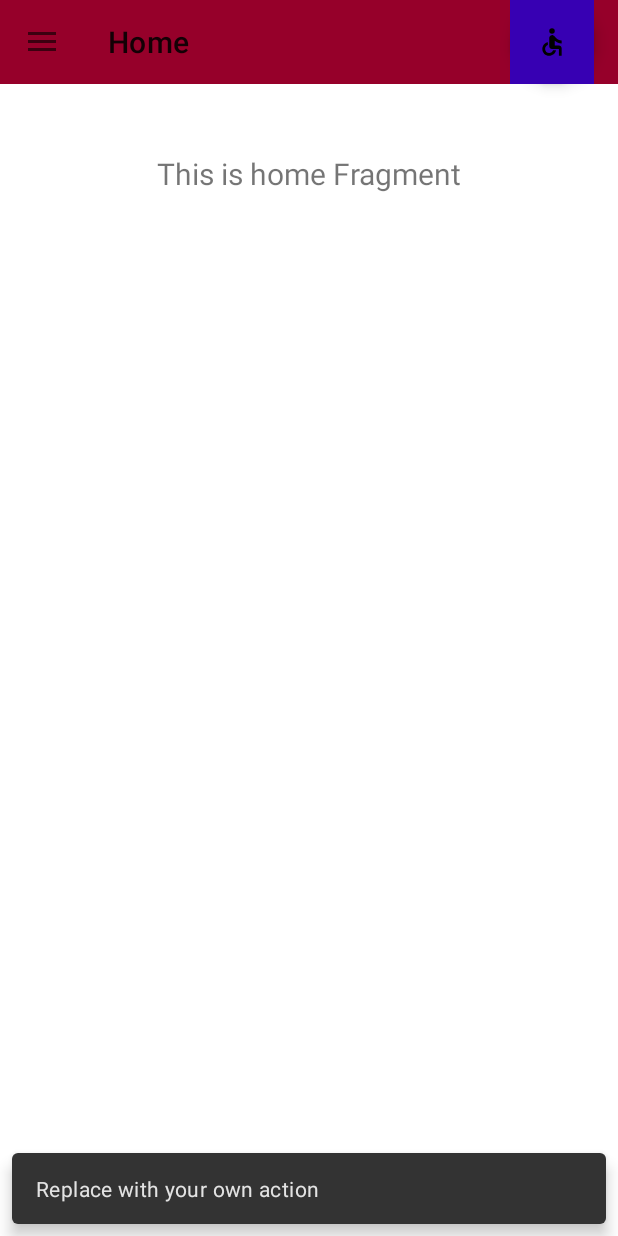
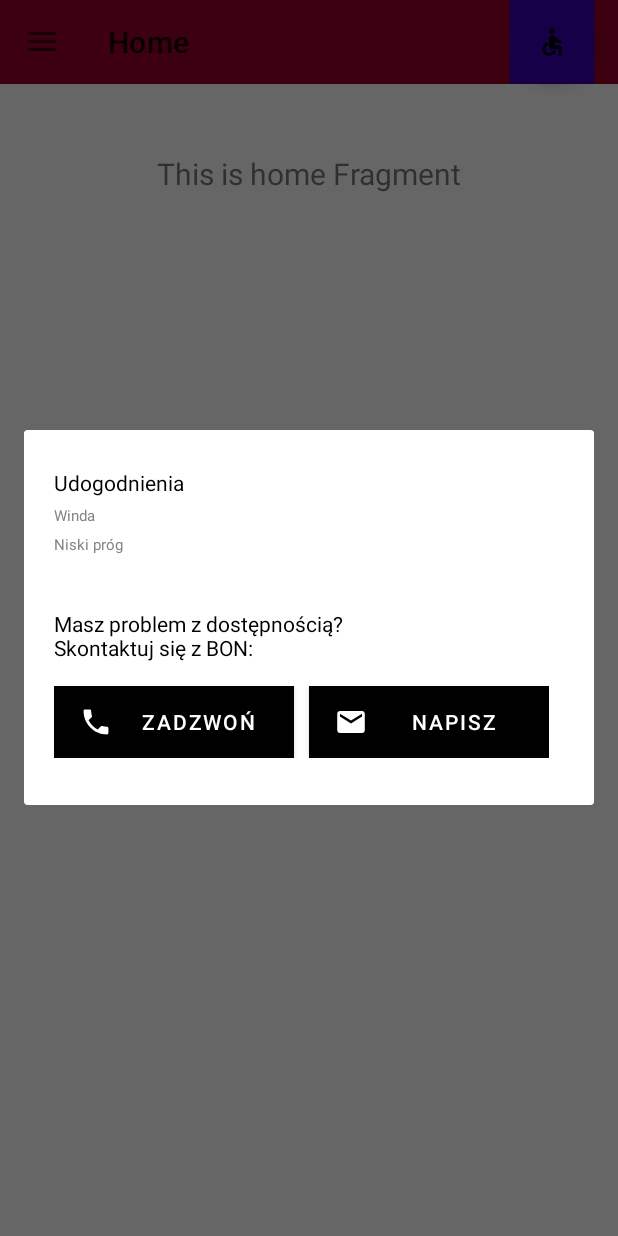
Before and after one commit to krzyssota/MIT_usos, an Android app: the screen it shows after launch (MainActivity), after a tap on an icon or button, on a phone screen of 412 x 824 dp. Run offline under Robolectric (Android 15) with nearby library versions, the phone set to English and light mode, and no system bars; our stand-ins replace navigation-ui.

Commit message:
help popup window

```diff
--- a/app/build.gradle
+++ b/app/build.gradle
@@ -1,6 +1,7 @@
 plugins {
     id 'com.android.application'
     id 'kotlin-android'
+    id 'kotlin-android-extensions'
 }
 
 android {
@@ -47,4 +48,7 @@ dependencies {
     testImplementation 'junit:junit:4.+'
     androidTestImplementation 'androidx.test.ext:junit:1.1.2'
     androidTestImplementation 'androidx.test.espresso:espresso-core:3.3.0'
+    implementation 'androidx.cardview:cardview:1.0.0'
+    implementation 'androidx.constraintlayout:constraintlayout:1.1.3'
+    implementation "androidx.cardview:cardview:1.0.0"
 }
--- a/app/src/main/AndroidManifest.xml
+++ b/app/src/main/AndroidManifest.xml
@@ -1,6 +1,8 @@
 <?xml version="1.0" encoding="utf-8"?>
 <manifest xmlns:android="http://schemas.android.com/apk/res/android"
     package="com.example.mit_usos">
+
+    <uses-permission android:name="android.permission.DIAL_PHONE" />
 
     <application
         android:allowBackup="true"
@@ -9,6 +11,9 @@
         android:roundIcon="@mipmap/ic_launcher_round"
         android:supportsRtl="true"
         android:theme="@style/Theme.MIT_usos">
+        <activity
+            android:name=".HelpPopupWindow"
+            android:exported="false" />
         <activity
             android:name=".MainActivity"
             android:exported="true"
--- a/app/src/main/java/com/example/mit_usos/MainActivity.kt
+++ b/app/src/main/java/com/example/mit_usos/MainActivity.kt
@@ -1,7 +1,17 @@
 package com.example.mit_usos
 
+import android.app.Activity
+import android.app.Dialog
+import android.content.ActivityNotFoundException
+import android.content.Intent
+import android.graphics.Color
+import android.net.Uri
 import android.os.Bundle
 import android.view.Menu
+import android.view.ViewGroup
+import android.view.Window
+import android.widget.Button
+import android.widget.Toast
 import com.google.android.material.snackbar.Snackbar
 import com.google.android.material.navigation.NavigationView
 import androidx.navigation.findNavController
@@ -12,6 +22,7 @@ import androidx.navigation.ui.setupWithNavController
 import androidx.drawerlayout.widget.DrawerLayout
 import androidx.appcompat.app.AppCompatActivity
 import com.example.mit_usos.databinding.ActivityMainBinding
+import kotlinx.android.synthetic.main.help_dialog.*
 
 class MainActivity : AppCompatActivity() {
 
@@ -27,16 +38,22 @@ class MainActivity : AppCompatActivity() {
         setSupportActionBar(binding.appBarMain.toolbar)
 
         binding.appBarMain.fab.setOnClickListener { view ->
-            Snackbar.make(view, "Replace with your own action", Snackbar.LENGTH_LONG)
-                    .setAction("Action", null).show()
+           /* Snackbar.make(view, "Replace with your own action", Snackbar.LENGTH_LONG)
+                .setAction("Action", null).show()*/
+            showDialog(this@MainActivity)
         }
+
+        // CODE FOR SENDING AN EMAIL
+
+
+
         val drawerLayout: DrawerLayout = binding.drawerLayout
         val navView: NavigationView = binding.navView
         val navController = findNavController(R.id.nav_host_fragment_content_main)
         // Passing each menu ID as a set of Ids because each
         // menu should be considered as top level destinations.
         appBarConfiguration = AppBarConfiguration(setOf(
-                R.id.nav_home, R.id.nav_gallery, R.id.nav_slideshow), drawerLayout)
+            R.id.nav_home, R.id.nav_gallery, R.id.nav_slideshow), drawerLayout)
         setupActionBarWithNavController(navController, appBarConfiguration)
         navView.setupWithNavController(navController)
     }
@@ -51,4 +68,57 @@ class MainActivity : AppCompatActivity() {
         val navController = findNavController(R.id.nav_host_fragment_content_main)
         return navController.navigateUp(appBarConfiguration) || super.onSupportNavigateUp()
     }
+
+    fun showDialog(activity: Activity?) {
+        val dialog = Dialog(activity!!)
+        dialog.requestWindowFeature(Window.FEATURE_NO_TITLE)
+        dialog.setCancelable(true)
+        dialog.setContentView(R.layout.help_dialog)
+        //dialog.window!!.setBackgroundDrawable(ColorDrawable(Color.TRANSPARENT))
+        /*val mDialogNo = dialog.findViewById<FrameLayout>(R.id.frmNo)
+        mDialogNo.setOnClickListener {
+            Toast.makeText(
+                ApplicationProvider.getApplicationContext<Context>(),
+                "Cancel",
+                Toast.LENGTH_SHORT
+            ).show()
+            dialog.dismiss()
+        }
+        val mDialogOk = dialog.findViewById<FrameLayout>(R.id.frmOk)
+        mDialogOk.setOnClickListener {
+            Toast.makeText(
+                ApplicationProvider.getApplicationContext<Context>(),
+                "Okay",
+                Toast.LENGTH_SHORT
+            ).show()
+            dialog.cancel()
+        }*/
+        val callButton = dialog.findViewById(R.id.call_button) as Button
+        callButton.setOnClickListener {
+            val number = "225524222"
+            val intent = Intent(Intent.ACTION_DIAL)
+            intent.data = Uri.parse("tel:$number")
+            startActivity(intent)
+        }
+        val mailButton = dialog.findViewById(R.id.mail_button) as Button;
+        mailButton.setOnClickListener {
+          val i = Intent(Intent.ACTION_SEND)
+       i.type = "message/rfc822"
+       i.putExtra(Intent.EXTRA_EMAIL, arrayOf("bon@uw.edu.pl"))
+       i.putExtra(Intent.EXTRA_SUBJECT, "Problem z dostępnościa")
+       try {
+           startActivity(Intent.createChooser(i, "Send mail..."))
+       } catch (ex: ActivityNotFoundException) {
+           Toast.makeText(
+               this@MainActivity,
+               "There are no email clients installed.",
+               Toast.LENGTH_SHORT
+           ).show()
+       }
+        }
+
+        dialog.show()
+        val window: Window? = dialog.getWindow()
+        window?.setLayout(ViewGroup.LayoutParams.MATCH_PARENT, ViewGroup.LayoutParams.WRAP_CONTENT)
+    }
 }
--- /dev/null
+++ b/app/src/main/res/drawable-anydpi/ic_email.xml
@@ -0,0 +1,15 @@
+<vector xmlns:android="http://schemas.android.com/apk/res/android"
+    android:width="24dp"
+    android:height="24dp"
+    android:viewportWidth="24"
+    android:viewportHeight="24"
+    android:tint="#FFFFFF">
+  <group android:scaleX="0.92"
+      android:scaleY="0.92"
+      android:translateX="0.96"
+      android:translateY="0.96">
+    <path
+        android:fillColor="@android:color/white"
+        android:pathData="M20,4L4,4c-1.1,0 -1.99,0.9 -1.99,2L2,18c0,1.1 0.9,2 2,2h16c1.1,0 2,-0.9 2,-2L22,6c0,-1.1 -0.9,-2 -2,-2zM20,8l-8,5 -8,-5L4,6l8,5 8,-5v2z"/>
+  </group>
+</vector>
--- /dev/null
+++ b/app/src/main/res/drawable-anydpi/ic_phone.xml
@@ -0,0 +1,15 @@
+<vector xmlns:android="http://schemas.android.com/apk/res/android"
+    android:width="24dp"
+    android:height="24dp"
+    android:viewportWidth="24"
+    android:viewportHeight="24"
+    android:tint="#FFFFFF">
+  <group android:scaleX="0.92"
+      android:scaleY="0.92"
+      android:translateX="0.96"
+      android:translateY="0.96">
+    <path
+        android:fillColor="@android:color/white"
+        android:pathData="M6.62,10.79c1.44,2.83 3.76,5.14 6.59,6.59l2.2,-2.2c0.27,-0.27 0.67,-0.36 1.02,-0.24 1.12,0.37 2.33,0.57 3.57,0.57 0.55,0 1,0.45 1,1V20c0,0.55 -0.45,1 -1,1 -9.39,0 -17,-7.61 -17,-17 0,-0.55 0.45,-1 1,-1h3.5c0.55,0 1,0.45 1,1 0,1.25 0.2,2.45 0.57,3.57 0.11,0.35 0.03,0.74 -0.25,1.02l-2.2,2.2z"/>
+  </group>
+</vector>
--- /dev/null
+++ b/app/src/main/res/layout/help_dialog.xml
@@ -0,0 +1,82 @@
+<?xml version="1.0" encoding="utf-8"?>
+<FrameLayout xmlns:android="http://schemas.android.com/apk/res/android"
+    xmlns:app="http://schemas.android.com/apk/res-auto"
+    xmlns:tools="http://schemas.android.com/tools"
+    android:layout_width="match_parent"
+    android:layout_height="250dp"
+    android:layout_gravity="center"
+    android:layout_marginLeft="0dp"
+    android:layout_marginRight="0dp"
+    android:gravity="center"
+    android:background="@null">
+
+    <LinearLayout
+        android:layout_width="match_parent"
+        android:layout_height="match_parent"
+        android:layout_marginTop="25dp"
+        android:layout_marginLeft="20dp"
+        android:layout_marginRight="20dp"
+        android:orientation="vertical">
+        <TextView
+            android:layout_width="wrap_content"
+            android:layout_height="wrap_content"
+            android:layout_marginBottom="5dp"
+            android:text="Udogodnienia"
+            android:textColor="@color/black"
+            android:textSize="14sp" />
+
+        <TextView
+            android:layout_width="wrap_content"
+            android:layout_height="wrap_content"
+            android:layout_marginBottom="5dp"
+            android:text="Winda"
+            android:textColor="#838383"
+            android:textSize="10sp" />
+
+        <TextView
+            android:layout_width="wrap_content"
+            android:layout_height="wrap_content"
+            android:layout_marginBottom="36dp"
+            android:text="Niski próg"
+            android:textColor="#838383"
+            android:textSize="10sp" />
+
+        <TextView
+            android:layout_width="wrap_content"
+            android:layout_height="wrap_content"
+            android:layout_marginBottom="16dp"
+            android:text="Masz problem z dostępnością?\nSkontaktuj się z BON:"
+            android:textColor="@color/black"
+            android:textSize="14sp" />
+
+        <LinearLayout
+            android:layout_width="wrap_content"
+            android:layout_height="wrap_content"
+            android:orientation="horizontal">
+
+            <Button
+                android:id="@+id/call_button"
+                android:layout_width="160dp"
+                android:layout_height="wrap_content"
+                android:layout_gravity="end"
+                android:background="#FFEB3B"
+                android:backgroundTint="@null"
+                android:drawableLeft="@drawable/ic_phone"
+                android:text="Zadzwoń"
+                android:layout_marginEnd="10dp"
+                android:visibility="visible" />
+
+            <Button
+                android:id="@+id/mail_button"
+                android:layout_width="160dp"
+                android:layout_height="wrap_content"
+                android:layout_gravity="start"
+                android:background="@color/purple_200"
+                android:backgroundTint="#E91E63"
+                android:backgroundTintMode="screen"
+                android:drawableLeft="@drawable/ic_email"
+                android:text="Napisz"
+                app:iconTint="#4CAF50" />
+        </LinearLayout>
+    </LinearLayout>
+</FrameLayout>
--- a/app/src/main/res/values/themes.xml
+++ b/app/src/main/res/values/themes.xml
@@ -2,7 +2,7 @@
     <!-- Base application theme. -->
     <style name="Theme.MIT_usos" parent="Theme.MaterialComponents.DayNight.DarkActionBar">
         <!-- Primary brand color. -->
-        <item name="colorPrimary">@color/purple_500</item>
+        <item name="colorPrimary">@color/black</item>
         <item name="colorPrimaryVariant">@color/purple_700</item>
         <item name="colorOnPrimary">@color/white</item>
         <!-- Secondary brand color. -->
```
Also changed, not shown: app/src/main/res/drawable-hdpi/ic_email.png (added), app/src/main/res/drawable-hdpi/ic_phone.png (added), app/src/main/res/drawable-mdpi/ic_email.png (added), app/src/main/res/drawable-mdpi/ic_phone.png (added), app/src/main/res/drawable-xhdpi/ic_email.png (added), app/src/main/res/drawable-xhdpi/ic_phone.png (added), app/src/main/res/drawable-xxhdpi/ic_email.png (added), app/src/main/res/drawable-xxhdpi/ic_phone.png (added).
